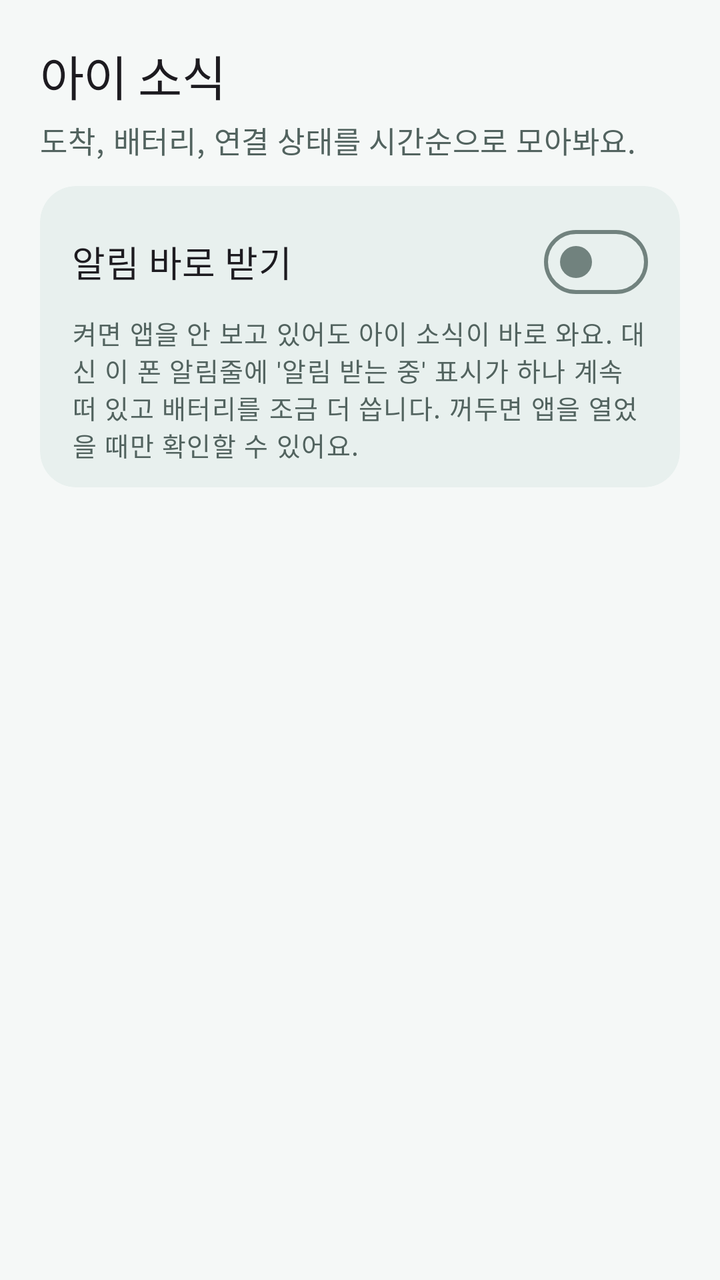
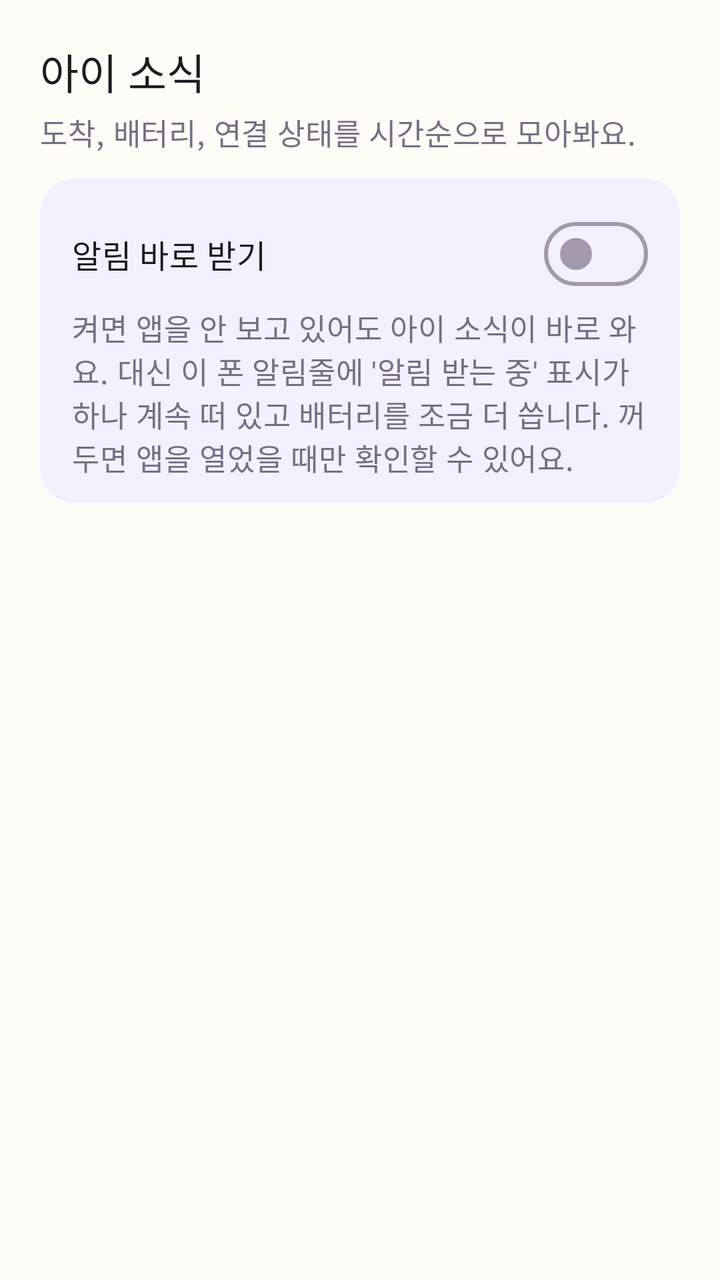

The first picture is an Android layout as it rendered before a commit; the second is the same layout after the commit. The layout source and the unified diff follow.
<!-- AndroidManifest.xml: application theme Theme.KidCare -->
<!-- res/layout/fragment_alert.xml -->
<?xml version="1.0" encoding="utf-8"?>
<LinearLayout xmlns:android="http://schemas.android.com/apk/res/android"
    xmlns:app="http://schemas.android.com/apk/res-auto"
    android:layout_width="match_parent"
    android:layout_height="match_parent"
    android:orientation="vertical">

    <LinearLayout
        android:layout_width="match_parent"
        android:layout_height="wrap_content"
        android:orientation="vertical"
        android:paddingHorizontal="20dp"
        android:paddingTop="20dp"
        android:paddingBottom="12dp">

        <TextView
            android:layout_width="match_parent"
            android:layout_height="wrap_content"
            android:text="@string/alert_header_title"
            android:textAppearance="?attr/textAppearanceHeadlineSmall" />

        <TextView
            android:layout_width="match_parent"
            android:layout_height="wrap_content"
            android:layout_marginTop="4dp"
            android:text="@string/alert_header_subtitle"
            android:textAppearance="?attr/textAppearanceBodyMedium"
            android:textColor="?attr/colorOnSurfaceVariant" />
    </LinearLayout>

    
    <com.google.android.material.card.MaterialCardView
        android:layout_width="match_parent"
        android:layout_height="wrap_content"
        android:layout_marginHorizontal="20dp"
        android:layout_marginBottom="8dp"
        app:cardBackgroundColor="?attr/colorSurfaceContainerHigh"
        app:shapeAppearance="@style/ShapeAppearance.KidCare.Medium"
        app:strokeWidth="0dp">

        <LinearLayout
            android:layout_width="match_parent"
            android:layout_height="wrap_content"
            android:orientation="vertical"
            android:paddingHorizontal="16dp"
            android:paddingVertical="12dp">

            <com.google.android.material.materialswitch.MaterialSwitch
                android:id="@+id/service_switch"
                android:layout_width="match_parent"
                android:layout_height="wrap_content"
                android:minHeight="52dp"
                android:saveEnabled="false"
                android:text="@string/alert_service_switch"
                android:textAppearance="?attr/textAppearanceTitleMedium" />

            <TextView
                android:layout_width="match_parent"
                android:layout_height="wrap_content"
                android:text="@string/alert_service_hint"
                android:textAppearance="?attr/textAppearanceBodySmall"
                android:textColor="?attr/colorOnSurfaceVariant" />
        </LinearLayout>
    </com.google.android.material.card.MaterialCardView>

    
    <TextView
        android:id="@+id/alert_state"
        android:layout_width="match_parent"
        android:layout_height="wrap_content"
        android:padding="16dp"
        android:textAppearance="?attr/textAppearanceBodyMedium"
        android:textColor="?attr/colorOnSurfaceVariant"
        android:visibility="gone" />

    <FrameLayout
        android:layout_width="match_parent"
        android:layout_height="0dp"
        android:layout_weight="1">

        <androidx.recyclerview.widget.RecyclerView
            android:id="@+id/alert_list"
            android:layout_width="match_parent"
            android:layout_height="match_parent"
            android:clipToPadding="false"
            android:paddingTop="4dp"
            android:paddingBottom="12dp" />

        
        <TextView
            android:id="@+id/alert_empty"
            android:layout_width="match_parent"
            android:layout_height="wrap_content"
            android:layout_gravity="center"
            android:gravity="center"
            android:padding="24dp"
            android:text="@string/alert_empty"
            android:textAppearance="?attr/textAppearanceBodyMedium"
            android:textColor="?attr/colorOnSurfaceVariant"
            android:visibility="gone" />
    </FrameLayout>
</LinearLayout>
<!-- resources referenced by this layout -->
<resources>
  <style name="Theme.KidCare" parent="Theme.Material3.DayNight.NoActionBar">
          <item name="colorPrimary">@color/sky</item>
          <item name="colorOnPrimary">@color/on_accent</item>
          <item name="colorPrimaryContainer">@color/sky_soft</item>
          <item name="colorOnPrimaryContainer">@color/ink</item>
  
          <item name="colorSecondary">@color/apricot</item>
          <item name="colorOnSecondary">@color/on_accent</item>
          <item name="colorSecondaryContainer">@color/apricot_soft</item>
          <item name="colorOnSecondaryContainer">@color/on_apricot_soft</item>
  
          <item name="colorTertiary">@color/grass</item>
          <item name="colorOnTertiary">@color/on_accent</item>
          <item name="colorTertiaryContainer">@color/grass_soft</item>
          <item name="colorOnTertiaryContainer">@color/ink</item>
  
          <item name="colorError">@color/berry_ink</item>
          <item name="colorOnError">@color/paper_card</item>
          <item name="colorErrorContainer">@color/berry_soft</item>
          <item name="colorOnErrorContainer">@color/on_berry_soft</item>
  
          <item name="android:colorBackground">@color/paper</item>
          <item name="colorOnBackground">@color/ink</item>
          <item name="colorSurface">@color/paper</item>
          <item name="colorOnSurface">@color/ink</item>
          <item name="colorSurfaceVariant">@color/paper_fold</item>
          <item name="colorOnSurfaceVariant">@color/ink_soft</item>
          <item name="colorSurfaceContainerLowest">@color/paper_card</item>
          <item name="colorSurfaceContainerLow">@color/paper_card</item>
          <item name="colorSurfaceContainer">@color/paper_card</item>
          <item name="colorSurfaceContainerHigh">@color/paper_fold</item>
          <item name="colorSurfaceContainerHighest">@color/paper_fold</item>
          <item name="colorOutline">@color/line</item>
          <item name="colorOutlineVariant">@color/line_soft</item>
  
          <item name="shapeAppearanceCornerExtraSmall">@style/ShapeAppearance.KidCare.ExtraSmall</item>
          <item name="shapeAppearanceCornerSmall">@style/ShapeAppearance.KidCare.Small</item>
          <item name="shapeAppearanceCornerMedium">@style/ShapeAppearance.KidCare.Medium</item>
          <item name="shapeAppearanceCornerLarge">@style/ShapeAppearance.KidCare.Large</item>
          <item name="shapeAppearanceCornerExtraLarge">@style/ShapeAppearance.KidCare.ExtraLarge</item>
          <item name="shapeAppearanceSmallComponent">@style/ShapeAppearance.KidCare.Small</item>
          <item name="shapeAppearanceMediumComponent">@style/ShapeAppearance.KidCare.Medium</item>
          <item name="shapeAppearanceLargeComponent">@style/ShapeAppearance.KidCare.Large</item>
  
          <item name="textAppearanceDisplayLarge">@style/TextAppearance.KidCare.DisplayLarge</item>
          <item name="textAppearanceDisplayMedium">@style/TextAppearance.KidCare.DisplayMedium</item>
          <item name="textAppearanceDisplaySmall">@style/TextAppearance.KidCare.DisplaySmall</item>
          <item name="textAppearanceHeadlineLarge">@style/TextAppearance.KidCare.HeadlineLarge</item>
          <item name="textAppearanceHeadlineMedium">@style/TextAppearance.KidCare.HeadlineMedium</item>
          <item name="textAppearanceHeadlineSmall">@style/TextAppearance.KidCare.HeadlineSmall</item>
          <item name="textAppearanceTitleLarge">@style/TextAppearance.KidCare.TitleLarge</item>
          <item name="textAppearanceTitleMedium">@style/TextAppearance.KidCare.TitleMedium</item>
          <item name="textAppearanceTitleSmall">@style/TextAppearance.KidCare.TitleSmall</item>
          <item name="textAppearanceBodyLarge">@style/TextAppearance.KidCare.BodyLarge</item>
          <item name="textAppearanceBodyMedium">@style/TextAppearance.KidCare.BodyMedium</item>
          <item name="textAppearanceBodySmall">@style/TextAppearance.KidCare.BodySmall</item>
          <item name="textAppearanceLabelLarge">@style/TextAppearance.KidCare.LabelLarge</item>
          <item name="textAppearanceLabelMedium">@style/TextAppearance.KidCare.LabelMedium</item>
          <item name="textAppearanceLabelSmall">@style/TextAppearance.KidCare.LabelSmall</item>
  
          <item name="materialButtonStyle">@style/Widget.KidCare.Button</item>
          <item name="materialButtonOutlinedStyle">@style/Widget.KidCare.Button.Outlined</item>
          <item name="materialCardViewStyle">@style/Widget.KidCare.Card</item>
          <item name="bottomNavigationStyle">@style/Widget.KidCare.BottomNav</item>
          <item name="textInputStyle">@style/Widget.KidCare.TextField</item>
  
          <item name="android:statusBarColor" tools:targetApi="l">@color/paper</item>
          <item name="android:navigationBarColor">@color/paper_card</item>
          <item name="android:windowLightStatusBar" tools:targetApi="m">@bool/light_system_bars</item>
          <item name="android:windowLightNavigationBar" tools:targetApi="o_mr1">@bool/light_system_bars</item>
          <item name="android:windowBackground">@color/paper</item>
      </style>
  <color name="sky">#287D70</color>
  <color name="sky_soft">#D8EEE9</color>
  <color name="ink">#172522</color>
  <color name="apricot">#F2A65A</color>
  <color name="apricot_soft">#FFF0DF</color>
  <color name="on_apricot_soft">#4A2B0D</color>
  <color name="grass">#4EA970</color>
  <color name="grass_soft">#DDF3E4</color>
  <color name="berry_ink">#A23E3E</color>
  <color name="paper_card">#FFFFFF</color>
  <color name="berry_soft">#FCE7E7</color>
  <color name="on_berry_soft">#4B1717</color>
  <color name="paper">#F5F8F7</color>
  <color name="paper_fold">#E8F0EE</color>
  <color name="ink_soft">#52635F</color>
  <color name="line">#71827E</color>
  <color name="line_soft">#D8E3E0</color>
  <!-- unchanged entries left out for length: 33 -->
</resources>

<!-- the commit's change to res/layout/fragment_alert.xml (unified diff, before → after) -->
@@ -17,7 +17,7 @@
             android:layout_width="match_parent"
             android:layout_height="wrap_content"
             android:text="@string/alert_header_title"
-            android:textAppearance="?attr/textAppearanceHeadlineSmall" />
+            android:textAppearance="?attr/textAppearanceTitleLarge" />
 
         <TextView
             android:layout_width="match_parent"
@@ -52,13 +52,13 @@
                 android:minHeight="52dp"
                 android:saveEnabled="false"
                 android:text="@string/alert_service_switch"
-                android:textAppearance="?attr/textAppearanceTitleMedium" />
+                android:textAppearance="?attr/textAppearanceTitleSmall" />
 
             <TextView
                 android:layout_width="match_parent"
                 android:layout_height="wrap_content"
                 android:text="@string/alert_service_hint"
-                android:textAppearance="?attr/textAppearanceBodySmall"
+                android:textAppearance="?attr/textAppearanceBodyMedium"
                 android:textColor="?attr/colorOnSurfaceVariant" />
         </LinearLayout>
     </com.google.android.material.card.MaterialCardView>
<!-- resource entries referenced after the edit -->
@@ -1,6 +1,6 @@
 <!-- resources referenced by this layout -->
 <resources>
-  <style name="Theme.KidCare" parent="Theme.Material3.DayNight.NoActionBar">
+  <style name="Theme.KidCare" parent="Theme.Material3.Light.NoActionBar">
           <item name="colorPrimary">@color/sky</item>
           <item name="colorOnPrimary">@color/on_accent</item>
           <item name="colorPrimaryContainer">@color/sky_soft</item>
@@ -71,24 +71,25 @@
           <item name="android:windowLightStatusBar" tools:targetApi="m">@bool/light_system_bars</item>
           <item name="android:windowLightNavigationBar" tools:targetApi="o_mr1">@bool/light_system_bars</item>
           <item name="android:windowBackground">@color/paper</item>
+          <item name="android:forceDarkAllowed" tools:targetApi="q">false</item>
       </style>
-  <color name="sky">#287D70</color>
-  <color name="sky_soft">#D8EEE9</color>
-  <color name="ink">#172522</color>
-  <color name="apricot">#F2A65A</color>
-  <color name="apricot_soft">#FFF0DF</color>
-  <color name="on_apricot_soft">#4A2B0D</color>
-  <color name="grass">#4EA970</color>
-  <color name="grass_soft">#DDF3E4</color>
-  <color name="berry_ink">#A23E3E</color>
-  <color name="paper_card">#FFFFFF</color>
-  <color name="berry_soft">#FCE7E7</color>
-  <color name="on_berry_soft">#4B1717</color>
-  <color name="paper">#F5F8F7</color>
-  <color name="paper_fold">#E8F0EE</color>
-  <color name="ink_soft">#52635F</color>
-  <color name="line">#71827E</color>
-  <color name="line_soft">#D8E3E0</color>
+  <color name="sky">#826DCC</color>
+  <color name="sky_soft">#EEE9FF</color>
+  <color name="ink">#342D3F</color>
+  <color name="apricot">#F2A05F</color>
+  <color name="apricot_soft">#FFF0E2</color>
+  <color name="on_apricot_soft">#5A3216</color>
+  <color name="grass">#7E9D68</color>
+  <color name="grass_soft">#EDF4E7</color>
+  <color name="berry_ink">#B64C66</color>
+  <color name="paper_card">#FFFEFC</color>
+  <color name="berry_soft">#FDE8F2</color>
+  <color name="on_berry_soft">#5B213C</color>
+  <color name="paper">#FFFBF6</color>
+  <color name="paper_fold">#F5F0FF</color>
+  <color name="ink_soft">#776E84</color>
+  <color name="line">#A398AE</color>
+  <color name="line_soft">#E9E1ED</color>
   <!-- unchanged entries left out for length: 33 -->
 </resources>
 
